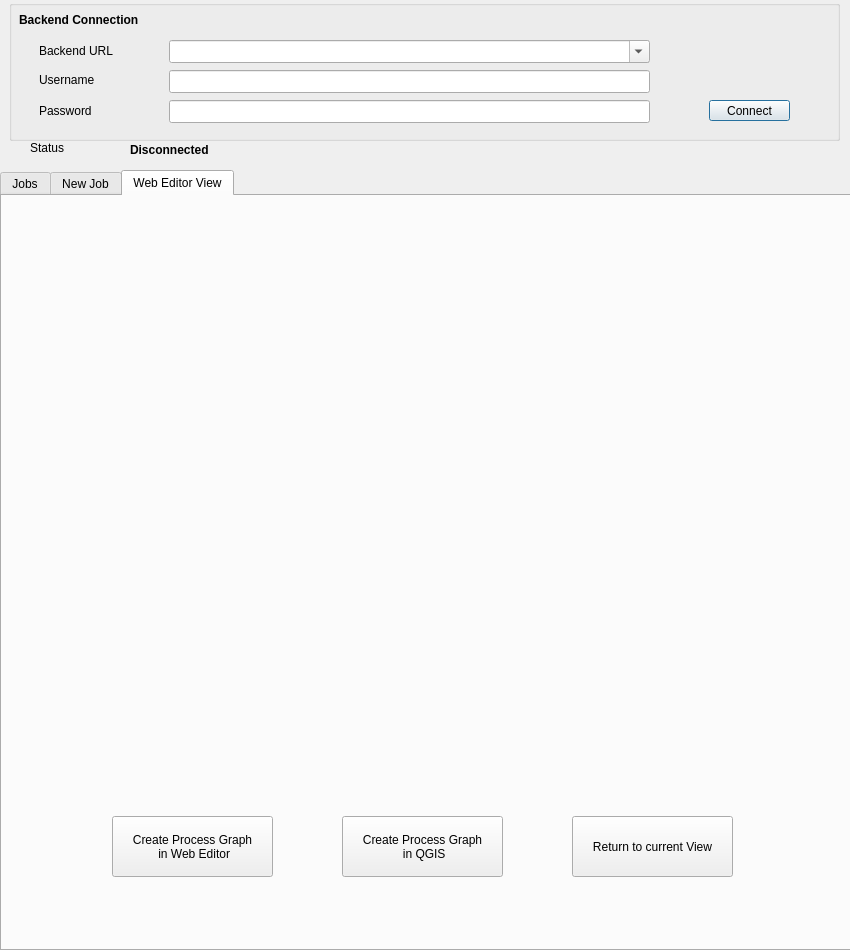
Above: openeo_connector_dialog_base.ui from Open-EO/openeo-qgis-plugin before the change. Below: the same form after it.
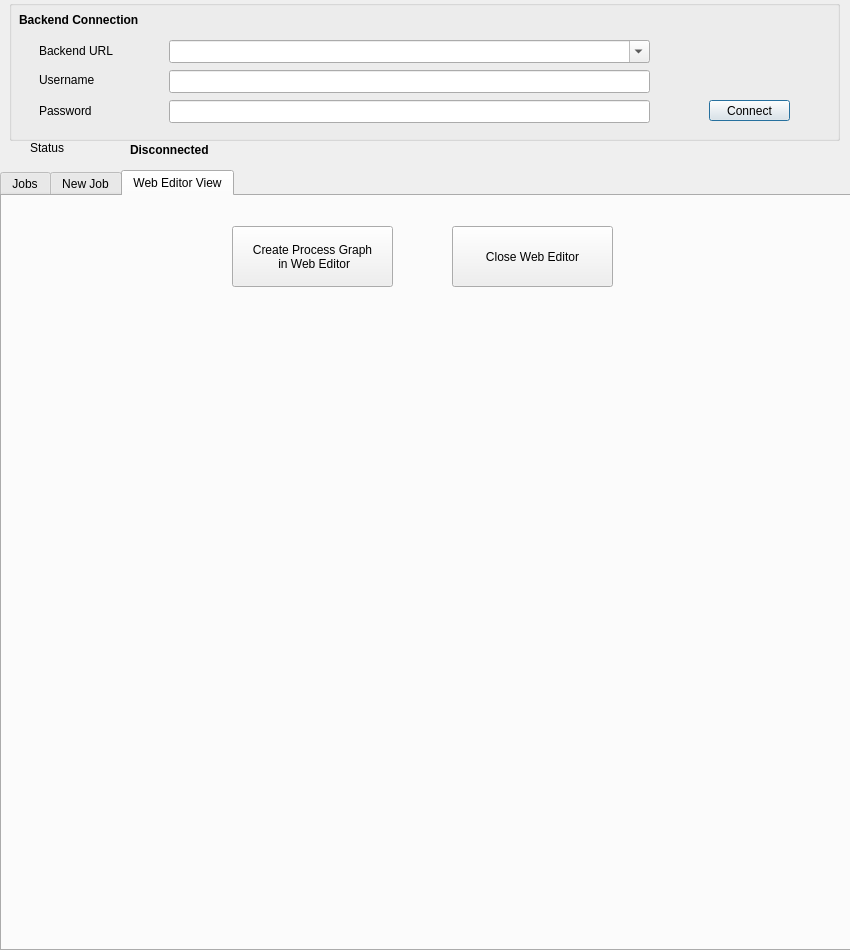
That is the form after the change. The open tabs and pages were chosen to show the change. Icons and pictures are not drawn.

Commit message: Updated Issue on WebView

What changed in the file:
```diff
--- a/openeo_connector_dialog_base.ui
+++ b/openeo_connector_dialog_base.ui
@@ -550,8 +550,8 @@
     <widget class="QPushButton" name="moveButton">
      <property name="geometry">
       <rect>
-       <x>110</x>
-       <y>620</y>
+       <x>230</x>
+       <y>30</y>
        <width>161</width>
        <height>61</height>
       </rect>
@@ -561,31 +561,17 @@
  in Web Editor</string>
      </property>
     </widget>
-    <widget class="QPushButton" name="moveButton_QGIS">
-     <property name="geometry">
-      <rect>
-       <x>340</x>
-       <y>620</y>
-       <width>161</width>
-       <height>61</height>
-      </rect>
-     </property>
-     <property name="text">
-      <string>Create Process Graph 
- in QGIS</string>
-     </property>
-    </widget>
     <widget class="QPushButton" name="returnButton">
      <property name="geometry">
       <rect>
-       <x>570</x>
-       <y>620</y>
+       <x>450</x>
+       <y>30</y>
        <width>161</width>
        <height>61</height>
       </rect>
      </property>
      <property name="text">
-      <string>Return to current View</string>
+      <string>Close Web Editor</string>
      </property>
     </widget>
    </widget>
```
Left out of the diff: 2 changed lines with no effect on the pictures. The commit also changes 1 other file.
